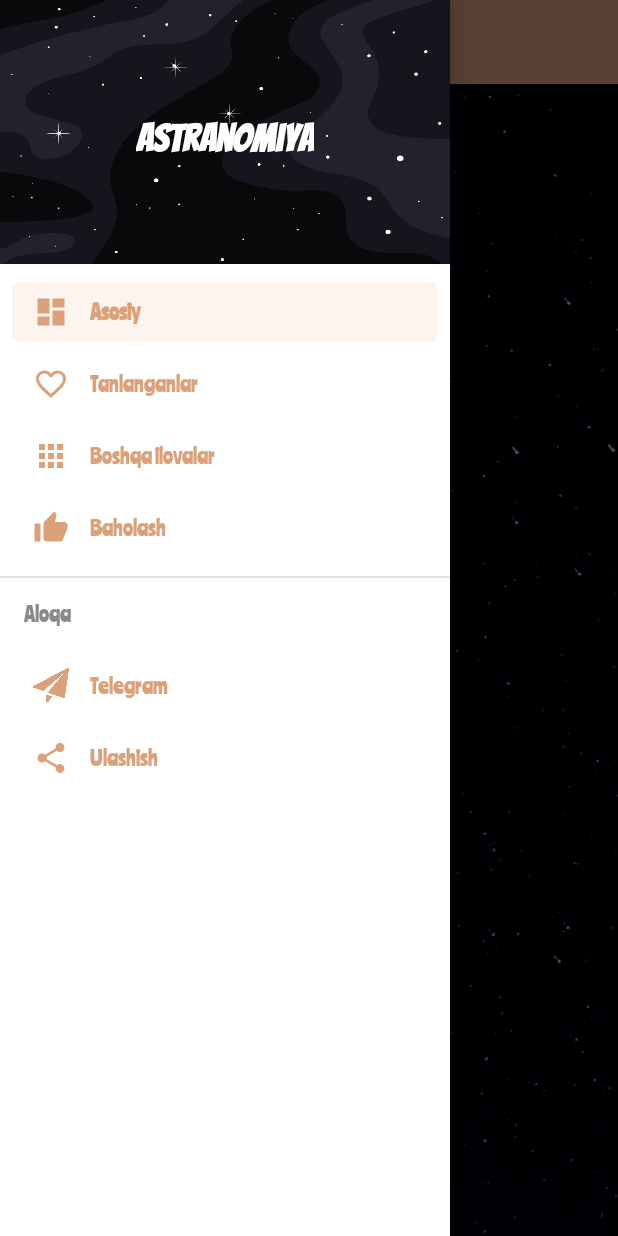
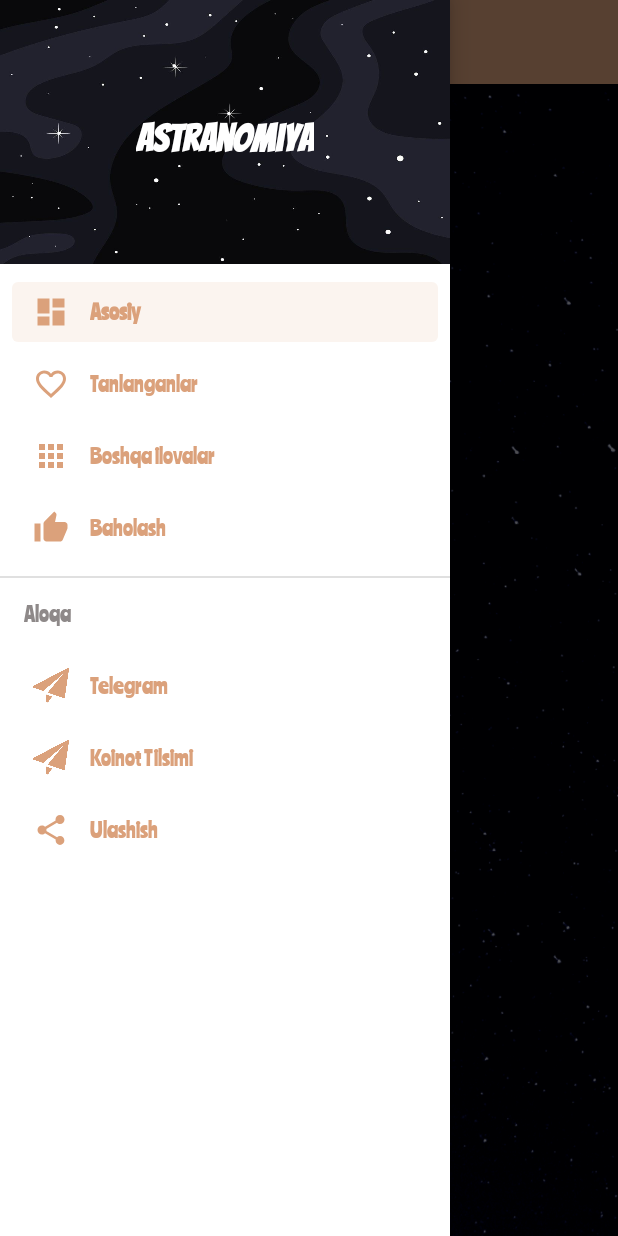
Before and after one commit to samandar-me/SolarSystem, an Android app: the screen it shows after launch (MainActivity), with the side drawer open, on a phone screen of 412 x 824 dp. Run offline under Robolectric (Android 15) with nearby library versions, the phone set to English and light mode, and no system bars; our stand-ins replace Firebase (no records; nobody signed in at launch, a user with empty details on screens opened directly), navigation-ui; pictures from the network do not load; 1 statement that could not run was skipped.

Commit message:
Solar System App Completed

```diff
--- a/app/src/main/AndroidManifest.xml
+++ b/app/src/main/AndroidManifest.xml
@@ -1,7 +1,9 @@
 <?xml version="1.0" encoding="utf-8"?>
 <manifest xmlns:android="http://schemas.android.com/apk/res/android"
     xmlns:tools="http://schemas.android.com/tools"
-    package="com.sdk.planetnew" >
+    package="com.sdk.planetnew">
+
+    <uses-permission android:name="android.permission.INTERNET"/>
 
     <application
         android:allowBackup="true"
--- a/app/src/main/java/com/sdk/planetnew/data/util/Constants.kt
+++ b/app/src/main/java/com/sdk/planetnew/data/util/Constants.kt
@@ -9,6 +9,7 @@ object Constants {
     const val MY_APPS = "https://play.google.com/store/search?q=pub:Samandar+Sdk&c=apps" // good
     const val MY_APPS2 = "https://play.google.com/store/apps/developer?id=Samandar+Sdk"
     const val USER_NAME = "https://t.me/Samandar_sdk"
+    const val CHANNEL_NAME = "https://t.me/koinot_tilsimi"
     const val URL = "https://play.google.com/store/apps/details?id="
 
     const val MY_PREF = "MyPref"
--- a/app/src/main/java/com/sdk/planetnew/presentation/activity/MainActivity.kt
+++ b/app/src/main/java/com/sdk/planetnew/presentation/activity/MainActivity.kt
@@ -65,6 +65,11 @@ class MainActivity : BaseActivity() {
         menuItem = item
     }
 
+    fun navChannel(item: MenuItem) {
+        goToChannel()
+        menuItem = item
+    }
+
     override fun onSupportNavigateUp(): Boolean {
         val navController = findNavController(R.id.nav_host_fragment_content_main)
         return navController.navigateUp(appBarConfiguration) || super.onSupportNavigateUp()
--- a/app/src/main/java/com/sdk/planetnew/presentation/ui/favorite/FavoriteFragment.kt
+++ b/app/src/main/java/com/sdk/planetnew/presentation/ui/favorite/FavoriteFragment.kt
@@ -34,7 +34,6 @@ class FavoriteFragment : Fragment() {
     private val binding get() = _binding!!
     private lateinit var viewModel: FavoriteViewModel
     private lateinit var homeAdapter: HomeAdapter
-    private val hashSet = HashSet<Planet>()
 
     override fun onCreateView(
         inflater: LayoutInflater,
@@ -91,7 +90,7 @@ class FavoriteFragment : Fragment() {
                 snack(binding.root, getString(R.string.tan))
                 viewModel.deleteAllNumbers()
             }
-            setNeutralButton(R.string.yoq, null)
+            setNegativeButton(R.string.yoq, null)
             setTitle(R.string.dialog)
             setMessage(R.string.och)
         }.show()
--- a/app/src/main/res/layout/home_item_layout.xml
+++ b/app/src/main/res/layout/home_item_layout.xml
@@ -20,8 +20,8 @@
 
             <androidx.appcompat.widget.AppCompatImageView
                 android:id="@+id/imageView"
-                android:layout_width="135dp"
-                android:layout_height="135dp"
+                android:layout_width="120dp"
+                android:layout_height="120dp"
                 android:scaleType="centerCrop" />
 
             <ProgressBar
--- a/app/src/main/res/menu/activity_main_drawer.xml
+++ b/app/src/main/res/menu/activity_main_drawer.xml
@@ -34,6 +34,11 @@
                     android:icon="@drawable/img_tel"
                     android:title="@string/telegram" />
                 <item
+                    android:id="@+id/nav_channel"
+                    android:onClick="navChannel"
+                    android:icon="@drawable/img_tel"
+                    android:title="@string/koi" />
+                <item
                     android:id="@+id/nav_share"
                     android:onClick="navShare"
                     android:icon="@drawable/ic_baseline_share_24"
--- a/app/src/main/res/values/strings.xml
+++ b/app/src/main/res/values/strings.xml
@@ -28,4 +28,5 @@
     <string name="dialog">O\'chirish</string>
     <string name="och">Tanlanganlarni o\'chirmoqchimisiz?</string>
     <string name="all">Allaqachon saqlangan</string>
+    <string name="koi">Koinot Tilsimi</string>
 </resources>
```
Also changed, not shown: app/src/main/java/com/sdk/planetnew/presentation/activity/BaseActivity.kt (+8 -0 lines).
